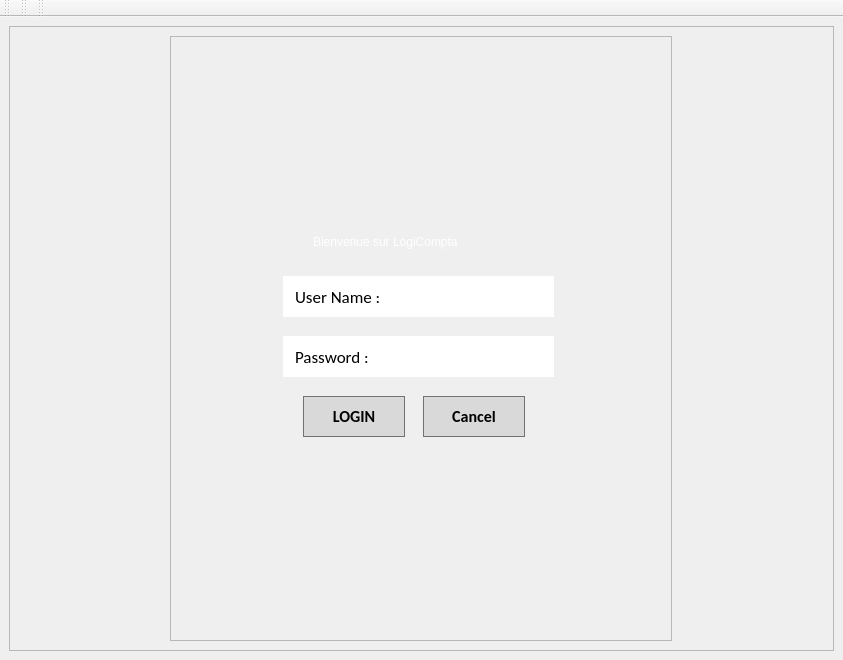
This is logiComptaProject/mainwindow.ui in ffillouxdev/LogiCompta as Qt 5 draws it before an edit. The edited form follows.
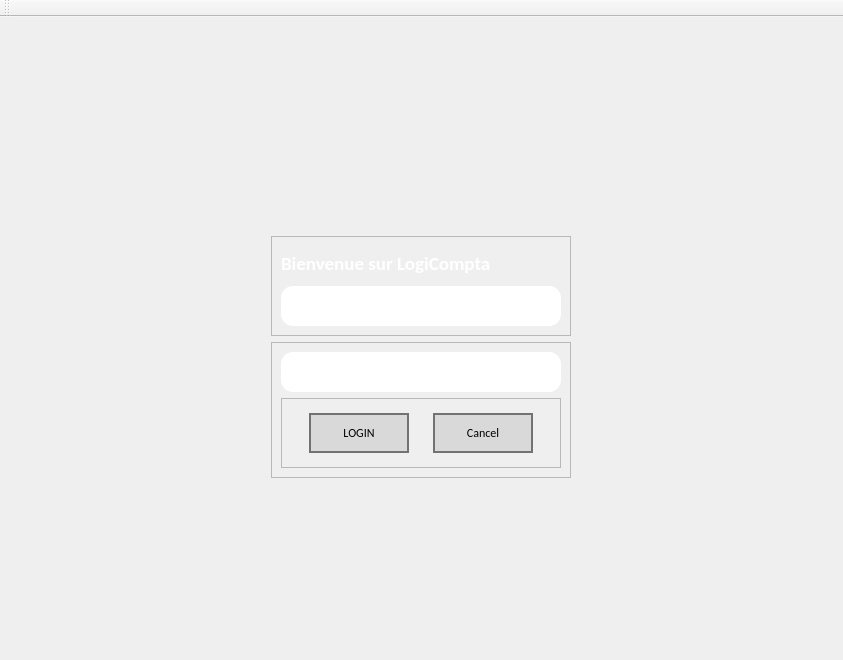
This is the edited form. Icons and pictures are not drawn.

Commit message: page de login terminée + début de la ^page principale

```diff
--- a/logiComptaProject/mainwindow.ui
+++ b/logiComptaProject/mainwindow.ui
@@ -18,164 +18,246 @@
   </property>
   <widget class="QWidget" name="centralwidget">
    <property name="styleSheet">
-    <string notr="true">#centralwidget{
+    <string notr="true">*{
+	font-family : Calibri;
+}
+
+#centralwidget{
 	background-image: url(:/res/6106991.jpg);
 }
 
-#centerFrame{
-	max-width:  500px;
-	margin: 0 auto;
+QLabel{
+	color: rgb(255, 255, 255);
+	text-align: center;
 }
 
-#Bienlabel{
-	color: #ffffff;
-  	text-align: center;
-  	font: 700 16px &quot;Inter&quot;, sans-serif;
-}
-
-QLineEdit {
-	background: #ffffff;
-  	border-radius: 34px;
-  	position: relative;
-  	transform-origin: 0 0;
-  	transform: rotate(0deg) scale(1, 1);
-	padding-left : 10px;
- 	 height: 138px;
-}
-
-QPushButton  {
-	color: rgb(0, 0, 0);
-	border:  1px solid rgb(114, 114, 114);
-	background-color: rgb(217, 217, 217);
-	width : 100px;
-}
-
-#CancelButton{
-	max-width: 100px
-}
-</string>
+QLineEdit{
+	background-color: #fff;
+	border-radius: 12px;
+}</string>
    </property>
-   <layout class="QGridLayout" name="gridLayout">
-    <item row="0" column="0">
-     <widget class="QFrame" name="loginFrame">
+   <layout class="QVBoxLayout" name="verticalLayout">
+    <item alignment="Qt::AlignHCenter|Qt::AlignBottom">
+     <widget class="QFrame" name="topframe">
+      <property name="minimumSize">
+       <size>
+        <width>300</width>
+        <height>100</height>
+       </size>
+      </property>
+      <property name="maximumSize">
+       <size>
+        <width>230</width>
+        <height>300</height>
+       </size>
+      </property>
+      <property name="styleSheet">
+       <string notr="true">QLineEdit{
+	padding : 5px;
+}</string>
+      </property>
       <property name="frameShape">
        <enum>QFrame::StyledPanel</enum>
       </property>
       <property name="frameShadow">
        <enum>QFrame::Raised</enum>
       </property>
-      <layout class="QGridLayout" name="gridLayout_2">
-       <item row="0" column="0">
-        <widget class="QFrame" name="centerFrame">
+      <layout class="QVBoxLayout" name="verticalLayout_2">
+       <item>
+        <widget class="QLabel" name="bienlabel">
+         <property name="maximumSize">
+          <size>
+           <width>16777215</width>
+           <height>50</height>
+          </size>
+         </property>
+         <property name="font">
+          <font>
+           <family>Calibri</family>
+           <pointsize>14</pointsize>
+           <bold>true</bold>
+          </font>
+         </property>
+         <property name="layoutDirection">
+          <enum>Qt::LeftToRight</enum>
+         </property>
+         <property name="styleSheet">
+          <string notr="true"/>
+         </property>
+         <property name="text">
+          <string>Bienvenue sur LogiCompta</string>
+         </property>
+         <property name="margin">
+          <number>35</number>
+         </property>
+        </widget>
+       </item>
+       <item>
+        <widget class="QLineEdit" name="usernameInput">
+         <property name="minimumSize">
+          <size>
+           <width>280</width>
+           <height>40</height>
+          </size>
+         </property>
+         <property name="maximumSize">
+          <size>
+           <width>210</width>
+           <height>40</height>
+          </size>
+         </property>
+         <property name="font">
+          <font>
+           <family>Calibri</family>
+           <pointsize>11</pointsize>
+          </font>
+         </property>
+         <property name="inputMask">
+          <string/>
+         </property>
+         <property name="text">
+          <string/>
+         </property>
+         <property name="maxLength">
+          <number>30</number>
+         </property>
+         <property name="frame">
+          <bool>true</bool>
+         </property>
+         <property name="echoMode">
+          <enum>QLineEdit::Normal</enum>
+         </property>
+        </widget>
+       </item>
+      </layout>
+     </widget>
+    </item>
+    <item alignment="Qt::AlignHCenter|Qt::AlignTop">
+     <widget class="QFrame" name="passwordframe">
+      <property name="minimumSize">
+       <size>
+        <width>300</width>
+        <height>70</height>
+       </size>
+      </property>
+      <property name="maximumSize">
+       <size>
+        <width>230</width>
+        <height>300</height>
+       </size>
+      </property>
+      <property name="styleSheet">
+       <string notr="true">QPushButton {
+	border: 2px solid #727272;
+	background-color: #D9D9D9;
+	color : #000;
+}
+
+QPushButton:hover {
+	background-color: #727272;
+	color: #fff;
+	border: 2px solid #D9D9D9;
+}
+
+QLineEdit{
+	padding : 5px;
+}</string>
+      </property>
+      <property name="frameShape">
+       <enum>QFrame::StyledPanel</enum>
+      </property>
+      <property name="frameShadow">
+       <enum>QFrame::Raised</enum>
+      </property>
+      <layout class="QVBoxLayout" name="verticalLayout_3">
+       <item>
+        <widget class="QLineEdit" name="passwordInput">
+         <property name="minimumSize">
+          <size>
+           <width>280</width>
+           <height>40</height>
+          </size>
+         </property>
+         <property name="maximumSize">
+          <size>
+           <width>210</width>
+           <height>40</height>
+          </size>
+         </property>
+         <property name="font">
+          <font>
+           <family>Calibri</family>
+           <pointsize>12</pointsize>
+          </font>
+         </property>
+         <property name="text">
+          <string/>
+         </property>
+         <property name="echoMode">
+          <enum>QLineEdit::Password</enum>
+         </property>
+        </widget>
+       </item>
+       <item>
+        <widget class="QFrame" name="loginframe">
+         <property name="minimumSize">
+          <size>
+           <width>280</width>
+           <height>70</height>
+          </size>
+         </property>
+         <property name="maximumSize">
+          <size>
+           <width>230</width>
+           <height>70</height>
+          </size>
+         </property>
          <property name="frameShape">
           <enum>QFrame::StyledPanel</enum>
          </property>
          <property name="frameShadow">
           <enum>QFrame::Raised</enum>
          </property>
-         <widget class="QLineEdit" name="usernameInput">
-          <property name="geometry">
-           <rect>
-            <x>150</x>
-            <y>240</y>
-            <width>271</width>
-            <height>41</height>
-           </rect>
-          </property>
-          <property name="font">
-           <font>
-            <family>Calibri</family>
-            <pointsize>13</pointsize>
-           </font>
-          </property>
-          <property name="styleSheet">
-           <string notr="true"/>
-          </property>
-          <property name="text">
-           <string>User Name : </string>
-          </property>
-         </widget>
-         <widget class="QLineEdit" name="passwordInput">
-          <property name="geometry">
-           <rect>
-            <x>150</x>
-            <y>300</y>
-            <width>271</width>
-            <height>41</height>
-           </rect>
-          </property>
-          <property name="font">
-           <font>
-            <family>Calibri</family>
-            <pointsize>13</pointsize>
-           </font>
-          </property>
-          <property name="styleSheet">
-           <string notr="true"/>
-          </property>
-          <property name="text">
-           <string>Password : </string>
-          </property>
-         </widget>
-         <widget class="QPushButton" name="LoginButton">
-          <property name="geometry">
-           <rect>
-            <x>170</x>
-            <y>360</y>
-            <width>102</width>
-            <height>41</height>
-           </rect>
-          </property>
-          <property name="font">
-           <font>
-            <family>Calibri</family>
-            <pointsize>12</pointsize>
-            <bold>true</bold>
-           </font>
-          </property>
-          <property name="styleSheet">
-           <string notr="true"/>
-          </property>
-          <property name="text">
-           <string>LOGIN</string>
-          </property>
-         </widget>
-         <widget class="QPushButton" name="CancelButton">
-          <property name="geometry">
-           <rect>
-            <x>290</x>
-            <y>360</y>
-            <width>102</width>
-            <height>41</height>
-           </rect>
-          </property>
-          <property name="font">
-           <font>
-            <family>Calibri</family>
-            <pointsize>12</pointsize>
-            <bold>true</bold>
-           </font>
-          </property>
-          <property name="styleSheet">
-           <string notr="true"/>
-          </property>
-          <property name="text">
-           <string>Cancel</string>
-          </property>
-         </widget>
-         <widget class="QLabel" name="Bienlabel">
-          <property name="geometry">
-           <rect>
-            <x>180</x>
-            <y>170</y>
-            <width>221</width>
-            <height>71</height>
-           </rect>
-          </property>
-          <property name="text">
-           <string>Bienvenue sur LogiCompta</string>
-          </property>
-         </widget>
+         <layout class="QHBoxLayout" name="horizontalLayout">
+          <item>
+           <widget class="QPushButton" name="loginbutton">
+            <property name="minimumSize">
+             <size>
+              <width>100</width>
+              <height>20</height>
+             </size>
+            </property>
+            <property name="maximumSize">
+             <size>
+              <width>80</width>
+              <height>40</height>
+             </size>
+            </property>
+            <property name="text">
+             <string>LOGIN</string>
+            </property>
+           </widget>
+          </item>
+          <item>
+           <widget class="QPushButton" name="cancelbutton">
+            <property name="minimumSize">
+             <size>
+              <width>100</width>
+              <height>20</height>
+             </size>
+            </property>
+            <property name="maximumSize">
+             <size>
+              <width>80</width>
+              <height>40</height>
+             </size>
+            </property>
+            <property name="text">
+             <string>Cancel</string>
+            </property>
+           </widget>
+          </item>
+         </layout>
         </widget>
        </item>
       </layout>
@@ -204,28 +286,6 @@
     <bool>false</bool>
    </attribute>
   </widget>
-  <widget class="QToolBar" name="toolBar_2">
-   <property name="windowTitle">
-    <string>toolBar_2</string>
-   </property>
-   <attribute name="toolBarArea">
-    <enum>TopToolBarArea</enum>
-   </attribute>
-   <attribute name="toolBarBreak">
-    <bool>false</bool>
-   </attribute>
-  </widget>
-  <widget class="QToolBar" name="toolBar_3">
-   <property name="windowTitle">
-    <string>toolBar_3</string>
-   </property>
-   <attribute name="toolBarArea">
-    <enum>TopToolBarArea</enum>
-   </attribute>
-   <attribute name="toolBarBreak">
-    <bool>false</bool>
-   </attribute>
-  </widget>
  </widget>
  <resources/>
  <connections/>
```
The commit also changes 58 other files.
